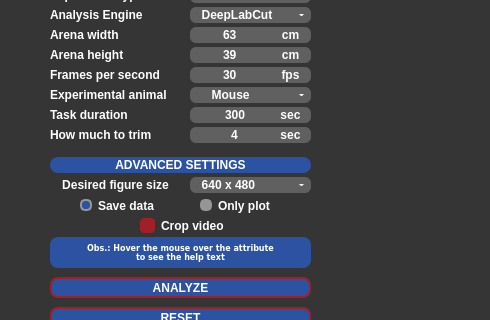
Old version of the form behavython_gui.ui in the repository mrdrzit/behavython; both pictures show x 0 to 490 and y 164 to 484 of the 1280 by 720 pixel window.
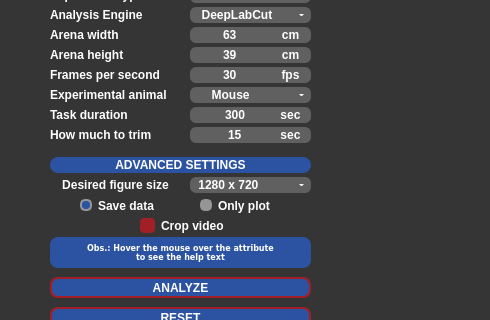
New version of the form. Icons and pictures are not drawn. Custom widgets are drawn as their Qt base class.

Commit message: Change default parameters in the interface

What changed in the file:
```diff
--- a/behavython_gui.ui
+++ b/behavython_gui.ui
@@ -662,10 +662,10 @@
         <string notr="true">QComboBox{color:#FFFFFF;font:7pt&quot;DejaVu Sans&quot;;font-weight:bold;background-color:#606060;border:0px;border-radius:6px;}QListView{color:#FFFFFF;font:8pt&quot;Century Gothic&quot;;font-weight:bold;background-color:#969696;border:0px;}QListView{color:#FFFFFF;font:7pt&quot;DejaVu Sans&quot;;font-weight:bold;background-color:#606060;border:0px;border-radius:6px;}QComboBox::drop-down{width:20px;border:5px;}QComboBox::down-arrow{border-left:2px solid none;border-right:2px solid none;border-top:2px solid #FFFFFF;width:0.5px;height:1px;border-radius:2px;}QComboBox::down-arrow:hover{border-left:2px solid none;border-right:2px solid none;border-top:2px solid #A21F27;width:0.5px;height:1px;border-radius:2px;}QAbstractItemView{border:2px solid #969696;selection-background-color:#2C53A1;}</string>
        </property>
        <property name="currentText">
-        <string notr="true">  640 x 480</string>
+        <string notr="true"> 1280 x 720</string>
        </property>
        <property name="currentIndex">
-        <number>0</number>
+        <number>1</number>
        </property>
        <property name="sizeAdjustPolicy">
         <enum>QComboBox::AdjustToContentsOnFirstShow</enum>
@@ -909,7 +909,7 @@
         <string notr="true">QLineEdit{border:#969696;background-color:#606060;border-bottom-left-radius:6px;border-top-left-radius:6px;color:#FFFFFF;font:7pt&quot;DejaVu Sans&quot;;font-weight:bold;border-bottom-right-radius:6px;border-top-right-radius:6px}</string>
        </property>
        <property name="text">
-        <string notr="true">4</string>
+        <string notr="true">15</string>
        </property>
        <property name="alignment">
         <set>Qt::AlignCenter</set>
```
Left out of the diff: 2 changed lines with no effect on the pictures.
